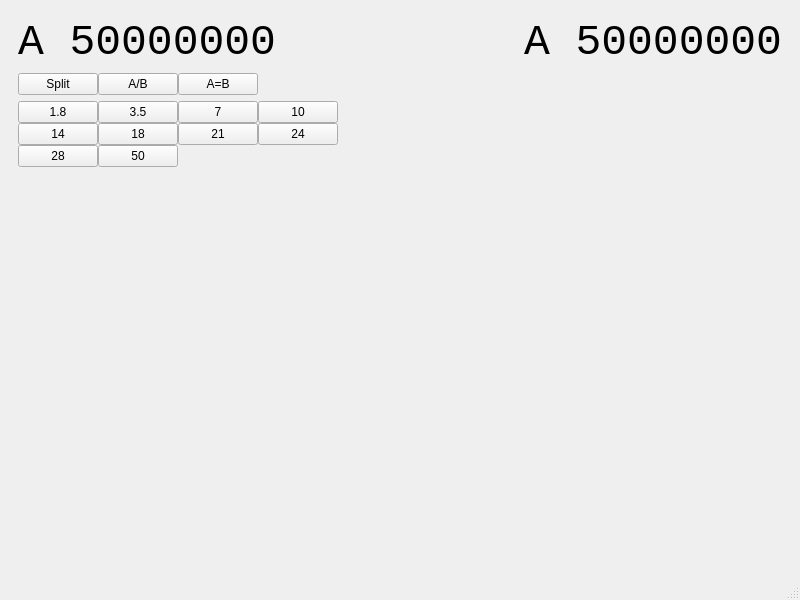
eloranta/HamVibe, file mainwindow.ui: the form before one commit.
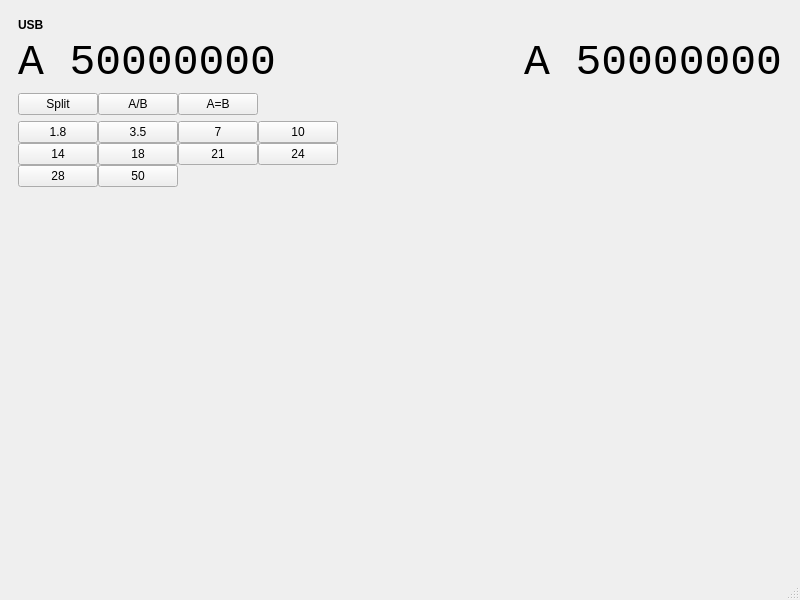
The form after the commit. Custom widgets are drawn as their Qt base class.

Commit message: add mode display

What changed in the file:
```diff
--- a/mainwindow.ui
+++ b/mainwindow.ui
@@ -20,6 +20,21 @@
       <layout class="QGridLayout" name="gridLayout">
        <item row="0" column="0" colspan="2">
         <layout class="QVBoxLayout" name="verticalLayout">
+         <item>
+         <widget class="QLabel" name="modeLabel">
+          <property name="font">
+           <font>
+            <bold>true</bold>
+           </font>
+          </property>
+          <property name="text">
+           <string>USB</string>
+          </property>
+          <property name="alignment">
+           <set>Qt::AlignLeading|Qt::AlignLeft|Qt::AlignVCenter</set>
+          </property>
+         </widget>
+        </item>
          <item>
           <layout class="QHBoxLayout" name="horizontalLayout">
            <item>
```
The commit also changes 4 other files.
